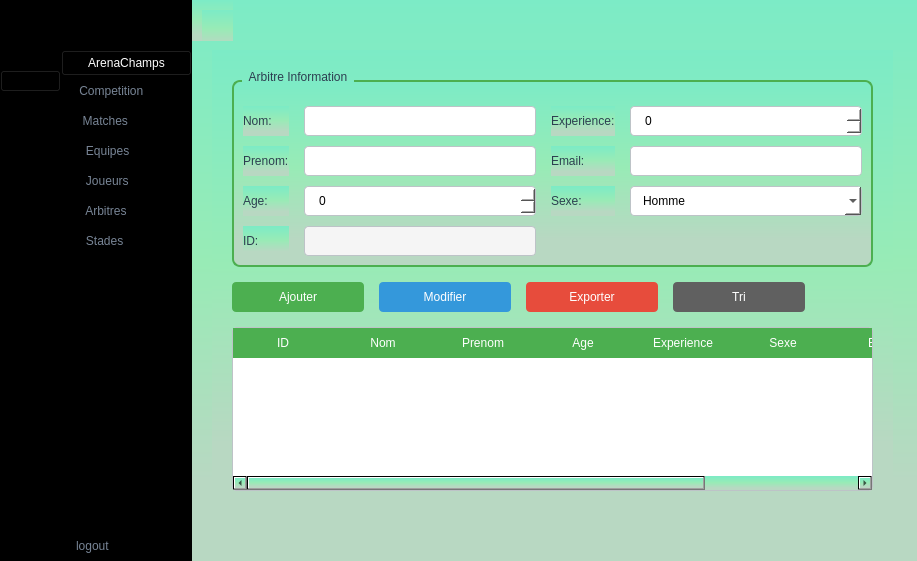
Above: mainwindow.ui from ProjetCPP-S2-2A15/projetcpp2a15-proliga before the change. Below: the same form after it.
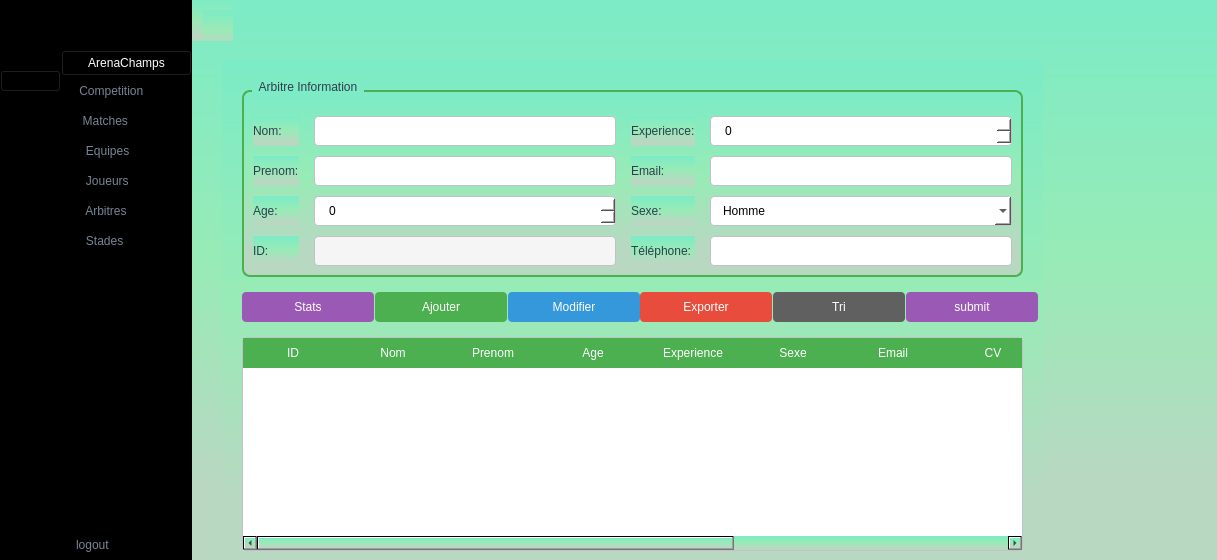
That is the form after the change. Icons and pictures are not drawn.

```diff
--- a/mainwindow.ui
+++ b/mainwindow.ui
@@ -6,8 +6,8 @@
    <rect>
     <x>0</x>
     <y>0</y>
-    <width>917</width>
-    <height>561</height>
+    <width>1217</width>
+    <height>560</height>
    </rect>
   </property>
   <property name="windowTitle">
@@ -588,10 +588,10 @@
       <widget class="QStackedWidget" name="stackedWidget">
        <property name="geometry">
         <rect>
-         <x>20</x>
-         <y>50</y>
-         <width>681</width>
-         <height>461</height>
+         <x>30</x>
+         <y>60</y>
+         <width>821</width>
+         <height>511</height>
         </rect>
        </property>
        <property name="currentIndex">
@@ -926,11 +926,65 @@
               </property>
              </widget>
             </item>
+            <item row="3" column="2">
+             <widget class="QLabel" name="label_13">
+              <property name="styleSheet">
+               <string notr="true">font: 10pt 'Segoe UI'; color: #2C3E50;</string>
+              </property>
+              <property name="text">
+               <string>Téléphone:</string>
+              </property>
+             </widget>
+            </item>
+            <item row="3" column="3">
+             <widget class="QLineEdit" name="lineEdit_telephone">
+              <property name="styleSheet">
+               <string notr="true">QLineEdit {
+                  background-color: #FFFFFF;
+                  border: 1px solid #BDC3C7;
+                  border-radius: 4px;
+                  padding: 6px 12px;
+                  font: 10pt 'Segoe UI';
+                  selection-background-color: #4CAF50;
+              }
+
+              QLineEdit:focus {
+                  border: 1px solid #4CAF50;
+              }</string>
+              </property>
+             </widget>
+            </item>
            </layout>
           </widget>
          </item>
          <item>
           <layout class="QHBoxLayout" name="horizontalLayout_3">
+           <item>
+            <widget class="QPushButton" name="pushButton_stats">
+             <property name="styleSheet">
+              <string notr="true">QPushButton {
+                  background-color: #9B59B6;
+                  color: white;
+                  border: none;
+                  border-radius: 4px;
+                  padding: 8px 16px;
+                  font: bold 10pt 'Segoe UI';
+                  min-width: 100px;
+              }
+
+              QPushButton:hover {
+                  background-color: #8E44AD;
+              }
+
+              QPushButton:pressed {
+                  background-color: #7D3C98;
+              }</string>
+             </property>
+             <property name="text">
+              <string>Stats</string>
+             </property>
+            </widget>
+           </item>
            <item>
             <widget class="QPushButton" name="pushButton_add">
              <property name="styleSheet">
@@ -1013,14 +1067,14 @@
             <widget class="QPushButton" name="pushButton_tri">
              <property name="styleSheet">
               <string notr="true">QPushButton {
-           background-color: #606060;
-           color: white;
-           border: none;
-           border-radius: 4px;
-           padding: 8px 16px;
-           font: bold 10pt 'Segoe UI';
-           min-width: 100px;
-       }
+                  background-color: #606060;
+                  color: white;
+                  border: none;
+                  border-radius: 4px;
+                  padding: 8px 16px;
+                  font: bold 10pt 'Segoe UI';
+                  min-width: 100px;
+              }
 
        QPushButton:hover {
            background-color: #C0392B;
@@ -1035,6 +1089,32 @@
              </property>
             </widget>
            </item>
+           <item>
+            <widget class="QPushButton" name="pushButton_submit">
+             <property name="styleSheet">
+              <string notr="true">QPushButton {
+                  background-color: #9B59B6;
+                  color: white;
+                  border: none;
+                  border-radius: 4px;
+                  padding: 8px 16px;
+                  font: bold 10pt 'Segoe UI';
+                  min-width: 100px;
+              }
+
+              QPushButton:hover {
+                  background-color: #8E44AD;
+              }
+
+              QPushButton:pressed {
+                  background-color: #7D3C98;
+              }</string>
+             </property>
+             <property name="text">
+              <string>submit</string>
+             </property>
+            </widget>
+           </item>
            <item>
             <spacer name="horizontalSpacer_3">
              <property name="orientation">
@@ -1052,6 +1132,12 @@
          </item>
          <item>
           <widget class="QTableWidget" name="tableWidget_arbitres">
+           <property name="minimumSize">
+            <size>
+             <width>0</width>
+             <height>200</height>
+            </size>
+           </property>
            <property name="styleSheet">
             <string notr="true">QTableWidget {
            background-color: white;
@@ -1120,7 +1206,22 @@
            </column>
            <column>
             <property name="text">
-             <string>Actions</string>
+             <string>CV</string>
+            </property>
+           </column>
+           <column>
+            <property name="text">
+             <string>Modifier</string>
+            </property>
+           </column>
+           <column>
+            <property name="text">
+             <string>Supprimer</string>
+            </property>
+           </column>
+           <column>
+            <property name="text">
+             <string>Téléphone</string>
             </property>
            </column>
           </widget>
```
Left out of the diff: 331 changed lines with no effect on the pictures.
